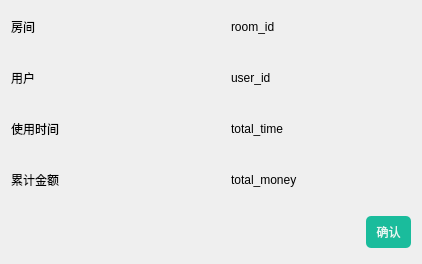
Old version of the form src/server/charge.ui in the repository Connor1996/Distributed-Air-Conditioning-System.
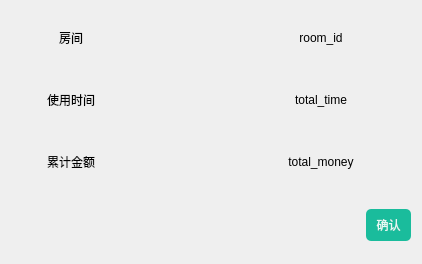
New version of the form.

The edit to the form file:
```diff
--- a/src/server/charge.ui
+++ b/src/server/charge.ui
@@ -41,6 +41,9 @@
          <property name="text">
           <string>房间</string>
          </property>
+         <property name="alignment">
+          <set>Qt::AlignCenter</set>
+         </property>
         </widget>
        </item>
        <item>
@@ -82,60 +85,8 @@
          <property name="text">
           <string>room_id</string>
          </property>
-        </widget>
-       </item>
-      </layout>
-     </item>
-     <item>
-      <layout class="QHBoxLayout" name="horizontalLayout_7">
-       <item>
-        <widget class="QLabel" name="label_6">
-         <property name="sizePolicy">
-          <sizepolicy hsizetype="Minimum" vsizetype="Fixed">
-           <horstretch>0</horstretch>
-           <verstretch>0</verstretch>
-          </sizepolicy>
-         </property>
-         <property name="minimumSize">
-          <size>
-           <width>120</width>
-           <height>30</height>
-          </size>
-         </property>
-         <property name="text">
-          <string>用户</string>
-         </property>
-        </widget>
-       </item>
-       <item>
-        <spacer name="horizontalSpacer_7">
-         <property name="orientation">
-          <enum>Qt::Horizontal</enum>
-         </property>
-         <property name="sizeHint" stdset="0">
-          <size>
-           <width>80</width>
-           <height>30</height>
-          </size>
-         </property>
-        </spacer>
-       </item>
-       <item>
-        <widget class="QLabel" name="user_id">
-         <property name="sizePolicy">
-          <sizepolicy hsizetype="Minimum" vsizetype="Fixed">
-           <horstretch>0</horstretch>
-           <verstretch>0</verstretch>
-          </sizepolicy>
-         </property>
-         <property name="minimumSize">
-          <size>
-           <width>180</width>
-           <height>30</height>
-          </size>
-         </property>
-         <property name="text">
-          <string>user_id</string>
+         <property name="alignment">
+          <set>Qt::AlignCenter</set>
          </property>
         </widget>
        </item>
@@ -160,6 +111,9 @@
          <property name="text">
           <string>使用时间</string>
          </property>
+         <property name="alignment">
+          <set>Qt::AlignCenter</set>
+         </property>
         </widget>
        </item>
        <item>
@@ -192,6 +146,9 @@
          <property name="text">
           <string>total_time</string>
          </property>
+         <property name="alignment">
+          <set>Qt::AlignCenter</set>
+         </property>
         </widget>
        </item>
       </layout>
@@ -215,6 +172,9 @@
          <property name="text">
           <string>累计金额</string>
          </property>
+         <property name="alignment">
+          <set>Qt::AlignCenter</set>
+         </property>
         </widget>
        </item>
        <item>
@@ -247,6 +207,9 @@
          <property name="text">
           <string>total_money</string>
          </property>
+         <property name="alignment">
+          <set>Qt::AlignCenter</set>
+         </property>
         </widget>
        </item>
       </layout>
```
